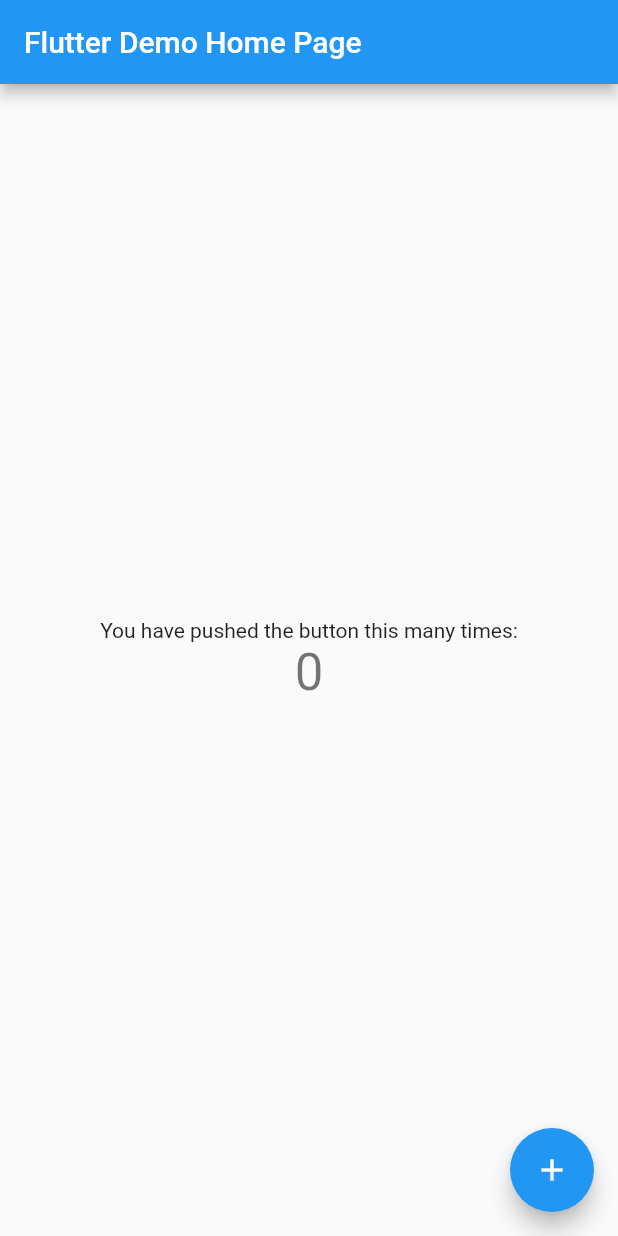
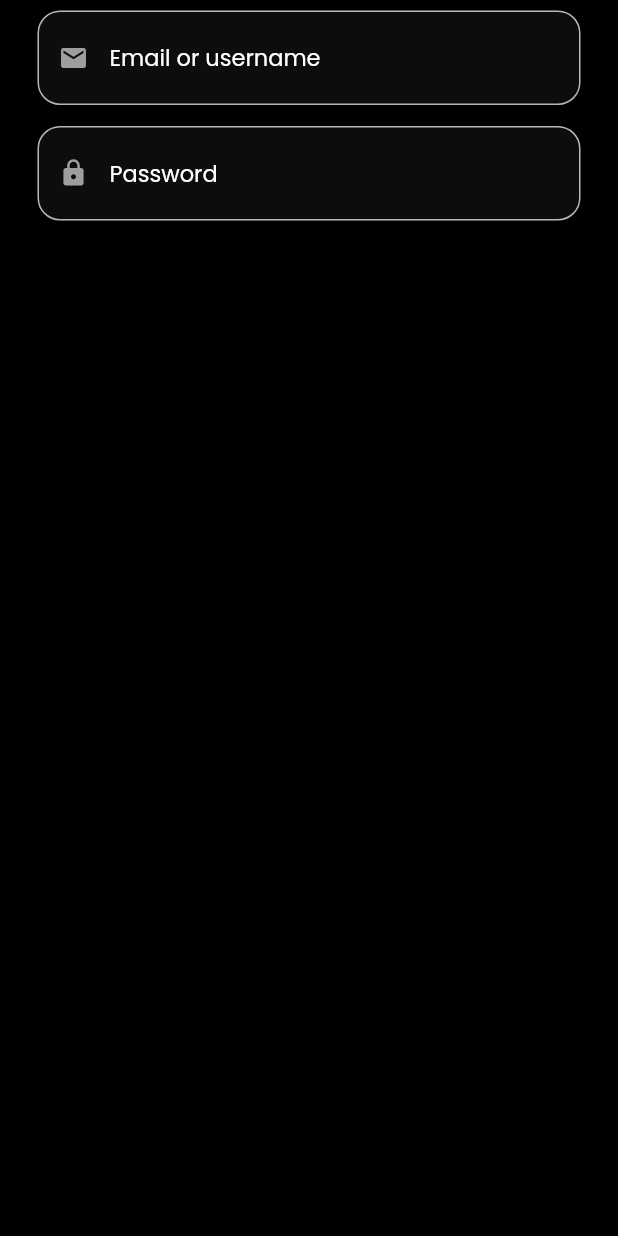
Before and after one commit to thesurjo/flutter-login-signup, a Flutter app: the screen it shows after launch, on a phone screen of 412 x 824 dp. Run offline on Flutter 3.47's test engine with Material 2 defaults, Android fonts, the phone set to English and light mode, and no system bars; our stand-ins replace google_fonts.

Commit message:
Stracture added
Stracture added

```diff
--- /dev/null
+++ b/lib/export/screen.dart
@@ -0,0 +1,4 @@
+export 'package:login_screens/screens/forgot_password/forgot_password.dart';
+export 'package:login_screens/screens/home/home.dart';
+export 'package:login_screens/screens/login/login.dart';
+export 'package:login_screens/screens/register/register.dart';
--- /dev/null
+++ b/lib/export/utils.dart
@@ -0,0 +1,2 @@
+export 'package:login_screens/utils/color.dart';
+export 'package:login_screens/utils/text_style.dart';
--- /dev/null
+++ b/lib/export/widget.dart
@@ -0,0 +1 @@
+export 'package:login_screens/widgets/default_textfield.dart';
--- a/lib/main.dart
+++ b/lib/main.dart
@@ -1,4 +1,5 @@
 import 'package:flutter/material.dart';
+import 'package:login_screens/route.dart';
 
 void main() {
   runApp(const MyApp());
@@ -10,106 +11,25 @@
   // This widget is the root of your application.
   @override
   Widget build(BuildContext context) {
-    return MaterialApp(
-      title: 'Flutter Demo',
-      theme: ThemeData(
-        // This is the theme of your application.
-        //
-        // Try running your application with "flutter run". You'll see the
-        // application has a blue toolbar. Then, without quitting the app, try
-        // changing the primarySwatch below to Colors.green and then invoke
-        // "hot reload" (press "r" in the console where you ran "flutter run",
-        // or simply save your changes to "hot reload" in a Flutter IDE).
-        // Notice that the counter didn't reset back to zero; the application
-        // is not restarted.
-        primarySwatch: Colors.blue,
-      ),
-      home: const MyHomePage(title: 'Flutter Demo Home Page'),
+    return LayoutBuilder(
+      builder: (context, constraints) {
+        return OrientationBuilder(
+          builder: (context, orientation) {
+            return MaterialApp(
+              debugShowCheckedModeBanner: false,
+              title: 'Login Screens',
+              initialRoute: '/login',
+              onGenerateRoute: (RouteSettings setting) {
+                var routes = router(setting);
+                WidgetBuilder builder = routes[setting.name]!;
+                return MaterialPageRoute(
+                  builder: (context) => builder(context),
+                );
+              },
+            );
+          },
+        );
+      },
     );
   }
 }
-
-class MyHomePage extends StatefulWidget {
-  const MyHomePage({Key? key, required this.title}) : super(key: key);
-
-  // This widget is the home page of your application. It is stateful, meaning
-  // that it has a State object (defined below) that contains fields that affect
-  // how it looks.
-
-  // This class is the configuration for the state. It holds the values (in this
-  // case the title) provided by the parent (in this case the App widget) and
-  // used by the build method of the State. Fields in a Widget subclass are
-  // always marked "final".
-
-  final String title;
-
-  @override
-  State<MyHomePage> createState() => _MyHomePageState();
-}
-
-class _MyHomePageState extends State<MyHomePage> {
-  int _counter = 0;
-
-  void _incrementCounter() {
-    setState(() {
-      // This call to setState tells the Flutter framework that something has
-      // changed in this State, which causes it to rerun the build method below
-      // so that the display can reflect the updated values. If we changed
-      // _counter without calling setState(), then the build method would not be
-      // called again, and so nothing would appear to happen.
-      _counter++;
-    });
-  }
-
-  @override
-  Widget build(BuildContext context) {
-    // This method is rerun every time setState is called, for instance as done
-    // by the _incrementCounter method above.
-    //
-    // The Flutter framework has been optimized to make rerunning build methods
-    // fast, so that you can just rebuild anything that needs updating rather
-    // than having to individually change instances of widgets.
-    return Scaffold(
-      appBar: AppBar(
-        // Here we take the value from the MyHomePage object that was created by
-        // the App.build method, and use it to set our appbar title.
-        title: Text(widget.title),
-      ),
-      body: Center(
-        // Center is a layout widget. It takes a single child and positions it
-        // in the middle of the parent.
-        child: Column(
-          // Column is also a layout widget. It takes a list of children and
-          // arranges them vertically. By default, it sizes itself to fit its
-          // children horizontally, and tries to be as tall as its parent.
-          //
-          // Invoke "debug painting" (press "p" in the console, choose the
-          // "Toggle Debug Paint" action from the Flutter Inspector in Android
-          // Studio, or the "Toggle Debug Paint" command in Visual Studio Code)
-          // to see the wireframe for each widget.
-          //
-          // Column has various properties to control how it sizes itself and
-          // how it positions its children. Here we use mainAxisAlignment to
-          // center the children vertically; the main axis here is the vertical
-          // axis because Columns are vertical (the cross axis would be
-          // horizontal).
-          mainAxisAlignment: MainAxisAlignment.center,
-          children: <Widget>[
-            const Text(
-              'You have pushed the button this many times:',
-            ),
-            Text(
-              '$_counter',
-              style: Theme.of(context).textTheme.headline4,
-            ),
-          ],
-        ),
-      ),
-      floatingActionButton: FloatingActionButton(
-        onPressed: _incrementCounter,
-        tooltip: 'Increment',
-        child: const Icon(Icons.add),
-      ), // This trailing comma makes auto-formatting nicer for build methods.
-    );
-  }
-}
--- /dev/null
+++ b/lib/route.dart
@@ -0,0 +1,11 @@
+import 'package:flutter/material.dart';
+import 'package:login_screens/export/screen.dart';
+
+Map<String, WidgetBuilder> router(RouteSettings settings) {
+  return {
+    '/': (context) => const Home(),
+    '/login': (context) => const Login(),
+    '/register': (context) => const Register(),
+    '/forgot-password': (context) => const ForgotPassword(),
+  };
+}
--- /dev/null
+++ b/lib/screens/login/login.dart
@@ -0,0 +1,54 @@
+import 'package:flutter/material.dart';
+import 'package:login_screens/export/utils.dart';
+import 'package:login_screens/export/widget.dart';
+
+class Login extends StatefulWidget {
+  const Login({Key? key}) : super(key: key);
+
+  @override
+  State<Login> createState() => _LoginState();
+}
+
+class _LoginState extends State<Login> {
+  final emailController = TextEditingController();
+  final passwordController = TextEditingController();
+
+  @override
+  void dispose() {
+    emailController.dispose();
+    passwordController.dispose();
+    super.dispose();
+  }
+
+  @override
+  Widget build(BuildContext context) {
+    return Scaffold(
+      backgroundColor: bgcolor,
+      body: SafeArea(
+        child: Column(
+          mainAxisSize: MainAxisSize.min,
+          children: [
+            DefaultTextField(
+              controller: emailController,
+              title: "Email or username",
+              icon: const Icon(
+                Icons.mail,
+                size: 20,
+                color: Colors.grey,
+              ),
+            ),
+            DefaultTextField(
+              controller: passwordController,
+              title: "Password",
+              icon: const Icon(
+                Icons.lock,
+                size: 20,
+                color: Colors.grey,
+              ),
+            ),
+          ],
+        ),
+      ),
+    );
+  }
+}
--- /dev/null
+++ b/lib/utils/color.dart
@@ -0,0 +1,6 @@
+
+import 'package:flutter/material.dart';
+
+const bgcolor = Color.fromARGB(255, 0, 0, 0);
+const primarycolor = Colors.white;
+const bordercolor = Color.fromARGB(255, 183, 183, 183);
--- /dev/null
+++ b/lib/utils/text_style.dart
@@ -0,0 +1,10 @@
+import 'package:flutter/material.dart';
+import 'package:google_fonts/google_fonts.dart';
+import 'package:login_screens/utils/color.dart';
+
+final defaultFontStyle = GoogleFonts.poppins(
+  textStyle: const TextStyle(
+    fontSize: 15,
+    color: primarycolor,
+  ),
+);
--- /dev/null
+++ b/lib/widgets/default_textfield.dart
@@ -0,0 +1,47 @@
+import 'package:flutter/material.dart';
+import 'package:login_screens/export/utils.dart';
+
+class DefaultTextField extends StatelessWidget {
+  final TextEditingController controller;
+  final String title;
+  final Icon icon;
+  const DefaultTextField(
+      {Key? key,
+      required this.controller,
+      required this.title,
+      required this.icon})
+      : super(key: key);
+
+  @override
+  Widget build(BuildContext context) {
+    return Padding(
+      padding: const EdgeInsets.symmetric(horizontal: 25.0, vertical: 7),
+      child: TextFormField(
+        controller: controller,
+        textAlign: TextAlign.start,
+        style: defaultFontStyle,
+        decoration: InputDecoration(
+          prefixIcon: icon,
+          filled: true,
+          fillColor: primarycolor.withOpacity(0.05),
+          hintText: title,
+          hintStyle: defaultFontStyle,
+          disabledBorder: OutlineInputBorder(
+            borderRadius: BorderRadius.circular(5.0),
+            borderSide: const BorderSide(color:bordercolor, width: 1),
+          ),
+          enabledBorder: OutlineInputBorder(
+            borderRadius: BorderRadius.circular(15.0),
+            borderSide: const BorderSide(color: bordercolor, width: 1),
+          ),
+          focusedBorder: OutlineInputBorder(
+            borderRadius: BorderRadius.circular(15.0),
+            borderSide: const BorderSide(color: primarycolor, width: 1),
+          ),
+          contentPadding:
+              const EdgeInsets.symmetric(horizontal: 15, vertical: 20),
+        ),
+      ),
+    );
+  }
+}
```
Also changed, not shown: lib/screens/forgot_password/forgot_password.dart (added, +19 -0 lines), lib/screens/home/home.dart (added, +15 -0 lines), lib/screens/register/register.dart (added, +19 -0 lines), lib/widgets/default_button.dart (added, +10 -0 lines), pubspec.yaml (+2 -54 lines), lib/utils/padding.dart (added), lib/utils/validation.dart (added), pubspec.lock, 11 other files.
